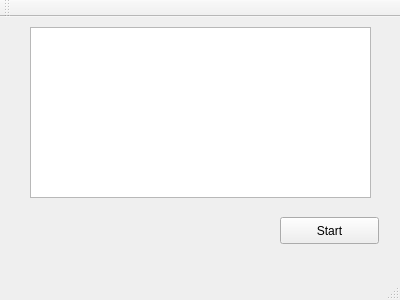
First picture: the form in vmc.ui, repository Paul-St-Young/VMC, before the edit.
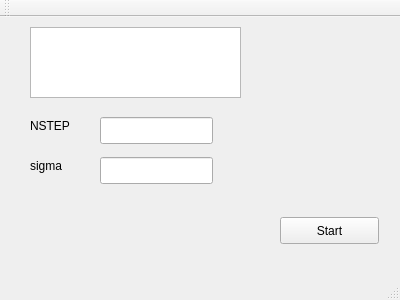
Second picture: the form after the edit.

Diff of the .ui file:
```diff
--- a/vmc.ui
+++ b/vmc.ui
@@ -32,11 +32,57 @@
      <rect>
       <x>30</x>
       <y>10</y>
-      <width>341</width>
-      <height>171</height>
+      <width>211</width>
+      <height>71</height>
      </rect>
     </property>
    </widget>
+   <widget class="QLineEdit" name="NSTEP">
+    <property name="geometry">
+     <rect>
+      <x>100</x>
+      <y>100</y>
+      <width>113</width>
+      <height>27</height>
+     </rect>
+    </property>
+   </widget>
+   <widget class="QLineEdit" name="sigma">
+    <property name="geometry">
+     <rect>
+      <x>100</x>
+      <y>140</y>
+      <width>113</width>
+      <height>27</height>
+     </rect>
+    </property>
+   </widget>
+   <widget class="QLabel" name="NSTEPlabel">
+    <property name="geometry">
+     <rect>
+      <x>30</x>
+      <y>100</y>
+      <width>67</width>
+      <height>17</height>
+     </rect>
+    </property>
+    <property name="text">
+     <string>NSTEP</string>
+    </property>
+   </widget>
+   <widget class="QLabel" name="sigmalabel">
+    <property name="geometry">
+     <rect>
+      <x>30</x>
+      <y>140</y>
+      <width>67</width>
+      <height>17</height>
+     </rect>
+    </property>
+    <property name="text">
+     <string>sigma</string>
+    </property>
+   </widget>
   </widget>
   <widget class="QMenuBar" name="menuBar">
    <property name="geometry">
```
